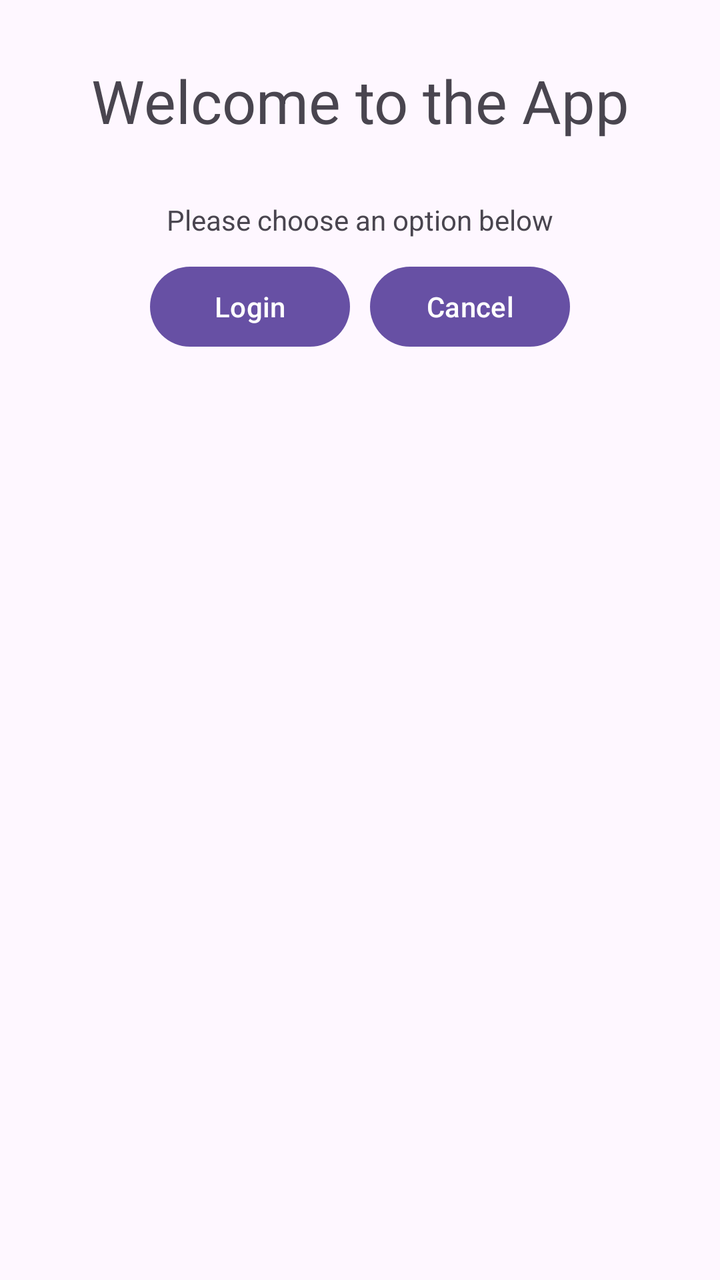
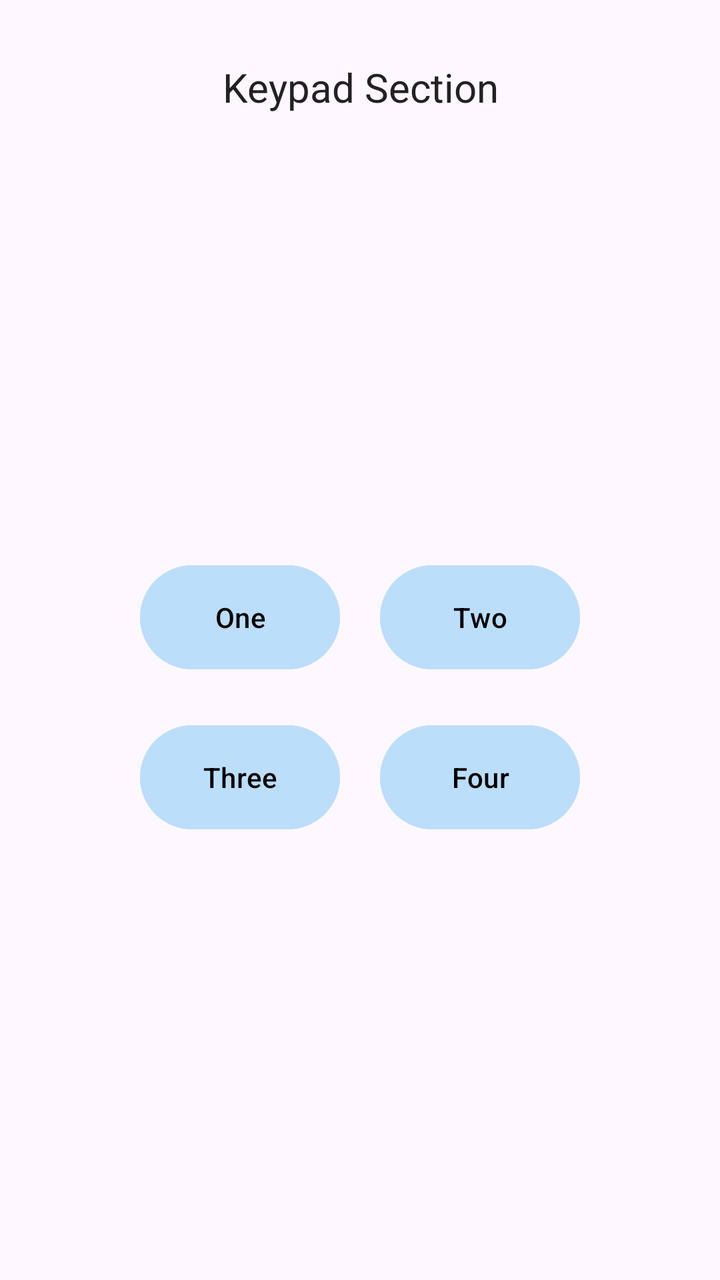

Screens rendered from an Android XML layout before and after an edit, with the pre-edit source and the edit as a unified diff.
<!-- AndroidManifest.xml: application theme Theme.LayoutsAndWidgetsActivity1 -->
<!-- res/layout/activity_main.xml -->
<?xml version="1.0" encoding="utf-8"?>
<LinearLayout
    xmlns:android="http://schemas.android.com/apk/res/android"
    xmlns:tools="http://schemas.android.com/tools"
    android:layout_width="match_parent"
    android:layout_height="match_parent"
    android:orientation="vertical"
    android:layout_margin="@dimen/margin_small"
    android:id="@+id/main"
    tools:context=".MainActivity"
    tools:ignore="ButtonStyle"
    >

    <TextView
        android:layout_width="match_parent"
        android:layout_height="wrap_content"
        android:text="@string/app_title"
        android:textAlignment="center"
        android:layout_margin="@dimen/margin_large"
        android:textSize="@dimen/header_text_size"/>

    <TextView
        android:layout_width="match_parent"
        android:layout_height="wrap_content"
        android:text="@string/instruction_line"
        android:textAlignment="center"
        />

    <LinearLayout
        android:layout_width="match_parent"
        android:layout_height="wrap_content"
        android:orientation="horizontal"
        android:gravity="center"
        android:layout_marginTop="@dimen/margin_small"
        >

        <Button
            android:layout_width="@dimen/button_width"
            android:layout_height="match_parent"
            android:text="@string/login_btn"
            android:layout_marginEnd="@dimen/margin_small"
            />

        <Button
            android:layout_width="@dimen/button_width"
            android:layout_height="match_parent"
            android:text="@string/cancel_btn"
            />

    </LinearLayout>



</LinearLayout>
<!-- resources referenced by this layout -->
<resources>
  <dimen name="button_width">100dp</dimen>
  <dimen name="header_text_size">30sp</dimen>
  <dimen name="margin_large">30dp</dimen>
  <dimen name="margin_small">10dp</dimen>
  <string name="app_title">Welcome to the App</string>
  <string name="cancel_btn">Cancel</string>
  <string name="instruction_line">Please choose an option below</string>
  <string name="login_btn">Login</string>
  <style name="Theme.LayoutsAndWidgetsActivity1" parent="Base.Theme.LayoutsAndWidgetsActivity1" />
  <style name="Base.Theme.LayoutsAndWidgetsActivity1" parent="Theme.Material3.DayNight.NoActionBar">
          
          
      </style>
</resources>

<!-- the commit's change to res/layout/activity_main.xml (unified diff, before → after) -->
@@ -1,54 +1,78 @@
 <?xml version="1.0" encoding="utf-8"?>
-<LinearLayout
-    xmlns:android="http://schemas.android.com/apk/res/android"
+<androidx.constraintlayout.widget.ConstraintLayout xmlns:android="http://schemas.android.com/apk/res/android"
     xmlns:tools="http://schemas.android.com/tools"
     android:layout_width="match_parent"
     android:layout_height="match_parent"
-    android:orientation="vertical"
+    xmlns:app="http://schemas.android.com/apk/res-auto"
     android:layout_margin="@dimen/margin_small"
     android:id="@+id/main"
     tools:context=".MainActivity"
-    tools:ignore="ButtonStyle"
+    tools:ignore="ButtonStyle">
+
+    <TextView
+        android:id="@+id/sectionTitle"
+        app:layout_constraintTop_toTopOf="parent"
+        app:layout_constraintStart_toStartOf="parent"
+        app:layout_constraintEnd_toEndOf="parent"
+        android:layout_width="match_parent"
+        android:layout_height="wrap_content"
+        android:text="@string/section_title"
+        android:textAlignment="center"
+        android:layout_margin="@dimen/margin_large"
+        android:textSize="@dimen/subheader_text_size"
+        android:textColor="@color/header_color"/>
+
+<GridLayout
+    android:layout_width="@dimen/grid_layout_width"
+    android:layout_height="@dimen/grid_layout_height"
+    app:layout_constraintStart_toStartOf="parent"
+    app:layout_constraintEnd_toEndOf="parent"
+    app:layout_constraintTop_toBottomOf="@id/sectionTitle"
+    app:layout_constraintBottom_toBottomOf="parent"
+    android:layout_marginBottom="@dimen/margin_large"
+    android:layout_marginTop="@dimen/margin_large"
+    android:layout_marginLeft="@dimen/margin_medium"
+    android:layout_marginRight="@dimen/margin_medium"
+    android:rowCount="@integer/grid_row_count"
+    android:columnCount="@integer/grid_col_count"
     >
 
-    <TextView
-        android:layout_width="match_parent"
-        android:layout_height="wrap_content"
-        android:text="@string/app_title"
-        android:textAlignment="center"
-        android:layout_margin="@dimen/margin_large"
-        android:textSize="@dimen/header_text_size"/>
-
-    <TextView
-        android:layout_width="match_parent"
-        android:layout_height="wrap_content"
-        android:text="@string/instruction_line"
-        android:textAlignment="center"
+    <Button
+        android:width="@dimen/grid_button_width"
+        android:height="@dimen/grid_button_height"
+        android:text="@string/btn_one"
+        android:layout_margin="@dimen/margin_small"
+        android:backgroundTint="@color/grid_button_background"
+        android:textColor="@color/button_text_color"
         />
 
-    <LinearLayout
-        android:layout_width="match_parent"
-        android:layout_height="wrap_content"
-        android:orientation="horizontal"
-        android:gravity="center"
-        android:layout_marginTop="@dimen/margin_small"
-        >
+    <Button
+        android:width="@dimen/grid_button_width"
+        android:height="@dimen/grid_button_height"
+        android:text="@string/btn_two"
+        android:layout_margin="@dimen/margin_small"
+        android:backgroundTint="@color/grid_button_background"
+        android:textColor="@color/button_text_color"
+        />
 
-        <Button
-            android:layout_width="@dimen/button_width"
-            android:layout_height="match_parent"
-            android:text="@string/login_btn"
-            android:layout_marginEnd="@dimen/margin_small"
-            />
+    <Button
+        android:width="@dimen/grid_button_width"
+        android:height="@dimen/grid_button_height"
+        android:text="@string/btn_three"
+        android:layout_margin="@dimen/margin_small"
+        android:backgroundTint="@color/grid_button_background"
+        android:textColor="@color/button_text_color"
+        />
 
-        <Button
-            android:layout_width="@dimen/button_width"
-            android:layout_height="match_parent"
-            android:text="@string/cancel_btn"
-            />
+    <Button
+        android:width="@dimen/grid_button_width"
+        android:height="@dimen/grid_button_height"
+        android:text="@string/btn_four"
+        android:layout_margin="@dimen/margin_small"
+        android:backgroundTint="@color/grid_button_background"
+        android:textColor="@color/button_text_color"
+        />
 
-    </LinearLayout>
+</GridLayout>
 
-
-
-</LinearLayout>
+</androidx.constraintlayout.widget.ConstraintLayout>
<!-- resource entries referenced after the edit -->
@@ -1,13 +1,23 @@
 <!-- resources referenced by this layout -->
 <resources>
-  <dimen name="button_width">100dp</dimen>
-  <dimen name="header_text_size">30sp</dimen>
+  <color name="button_text_color">#000000</color>
+  <color name="grid_button_background">#BBDEFB</color>
+  <color name="header_color">#222222</color>
+  <dimen name="grid_button_height">60dp</dimen>
+  <dimen name="grid_button_width">100dp</dimen>
+  <dimen name="grid_layout_height">160dp</dimen>
+  <dimen name="grid_layout_width">240dp</dimen>
   <dimen name="margin_large">30dp</dimen>
+  <dimen name="margin_medium">20dp</dimen>
   <dimen name="margin_small">10dp</dimen>
-  <string name="app_title">Welcome to the App</string>
-  <string name="cancel_btn">Cancel</string>
-  <string name="instruction_line">Please choose an option below</string>
-  <string name="login_btn">Login</string>
+  <dimen name="subheader_text_size">20sp</dimen>
+  <integer name="grid_col_count">2</integer>
+  <integer name="grid_row_count">2</integer>
+  <string name="btn_four">Four</string>
+  <string name="btn_one">One</string>
+  <string name="btn_three">Three</string>
+  <string name="btn_two">Two</string>
+  <string name="section_title">Keypad Section</string>
   <style name="Theme.LayoutsAndWidgetsActivity1" parent="Base.Theme.LayoutsAndWidgetsActivity1" />
   <style name="Base.Theme.LayoutsAndWidgetsActivity1" parent="Theme.Material3.DayNight.NoActionBar">
           
